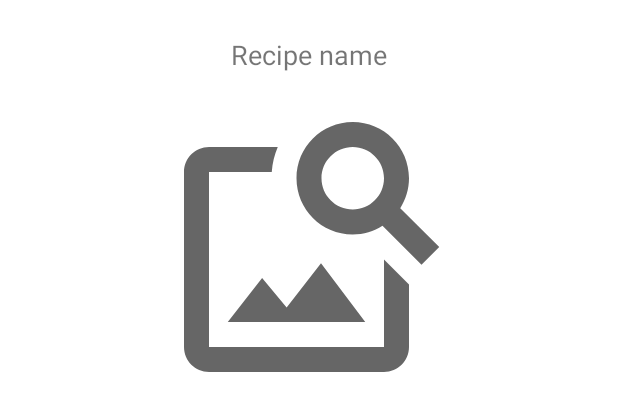
After one commit to DaubieMatthieu/PimpMyMeal, an Android app: the layout recipe_preview.xml on its own in the app's theme, with its tools: preview values and no code run, on a phone screen of 412 x 824 dp. The commit adds this screen. Shown: the top 411 px of the screen. Run offline under Robolectric (Android 15) with nearby library versions, the phone set to English and light mode, and no system bars.

Commit message:
Add recipe preview and RecipesAdapter

```diff
--- /dev/null
+++ b/app/src/main/java/com/example/pimpmymeal/ui/RecipesAdapter.java
@@ -0,0 +1,35 @@
+package com.example.pimpmymeal.ui;
+
+import android.content.Context;
+import android.view.LayoutInflater;
+import android.view.View;
+import android.view.ViewGroup;
+import android.widget.ArrayAdapter;
+import android.widget.FrameLayout;
+import android.widget.ImageView;
+import android.widget.TextView;
+
+import com.example.pimpmymeal.R;
+import com.example.pimpmymeal.model.Recipe;
+import com.example.pimpmymeal.services.Utilities;
+
+import java.util.List;
+
+public class RecipesAdapter extends ArrayAdapter<Recipe> {
+
+    public RecipesAdapter(Context context, List<Recipe> recipes) {
+        super(context, 0, recipes);
+    }
+
+    @Override
+    public View getView(int position, View convertView, ViewGroup parent) {
+        Recipe recipe = getItem(position);
+        if (convertView == null) convertView = LayoutInflater.from(getContext())
+                .inflate(R.layout.recipe_preview, parent, false);
+        TextView recipeName = convertView.findViewById(R.id.recipe_name);
+        recipeName.setText(recipe.name);
+        ImageView recipeImage = convertView.findViewById(R.id.recipe_image);
+        Utilities.displayRecipeImage(recipeImage, recipe);
+        return convertView;
+    }
+}
--- /dev/null
+++ b/app/src/main/res/drawable/ic_baseline_image_search_24.xml
@@ -0,0 +1,10 @@
+<vector xmlns:android="http://schemas.android.com/apk/res/android"
+    android:width="200dp"
+    android:height="200dp"
+    android:tint="?attr/colorControlNormal"
+    android:viewportWidth="24"
+    android:viewportHeight="24">
+    <path
+        android:fillColor="@android:color/white"
+        android:pathData="M18,13v7L4,20L4,6h5.02c0.05,-0.71 0.22,-1.38 0.48,-2L4,4c-1.1,0 -2,0.9 -2,2v14c0,1.1 0.9,2 2,2h14c1.1,0 2,-0.9 2,-2v-5l-2,-2zM16.5,18h-11l2.75,-3.53 1.96,2.36 2.75,-3.54zM19.3,8.89c0.44,-0.7 0.7,-1.51 0.7,-2.39C20,4.01 17.99,2 15.5,2S11,4.01 11,6.5s2.01,4.5 4.49,4.5c0.88,0 1.7,-0.26 2.39,-0.7L21,13.42 22.42,12 19.3,8.89zM15.5,9C14.12,9 13,7.88 13,6.5S14.12,4 15.5,4 18,5.12 18,6.5 16.88,9 15.5,9z" />
+</vector>
--- /dev/null
+++ b/app/src/main/res/drawable/recipe_preview_shape.xml
@@ -0,0 +1,9 @@
+<?xml version="1.0" encoding="utf-8"?>
+<shape xmlns:android="http://schemas.android.com/apk/res/android">
+    <corners
+        android:bottomLeftRadius="5dp"
+        android:bottomRightRadius="5dp"
+        android:topLeftRadius="15dp"
+        android:topRightRadius="15dp" />
+    <solid android:color="@color/white" />
+</shape>
--- /dev/null
+++ b/app/src/main/res/layout/recipe_preview.xml
@@ -0,0 +1,43 @@
+<FrameLayout xmlns:android="http://schemas.android.com/apk/res/android"
+    android:layout_width="match_parent"
+    android:layout_height="match_parent"
+    android:padding="8dip">
+
+    <!--Constraint Layout is used to make the image squared (layout_constraintDimensionRatio)-->
+    <androidx.constraintlayout.widget.ConstraintLayout xmlns:app="http://schemas.android.com/apk/res-auto"
+        xmlns:tools="http://schemas.android.com/tools"
+        android:layout_width="match_parent"
+        android:layout_height="match_parent"
+        android:background="@drawable/recipe_preview_shape"
+        android:orientation="vertical"
+        android:padding="5dip"
+        tools:ignore="UseCompoundDrawables">
+
+        <TextView
+            android:id="@+id/recipe_name"
+            android:layout_width="match_parent"
+            android:layout_height="wrap_content"
+            android:gravity="center"
+            android:lines="2"
+            android:maxLines="1"
+            android:text="@string/recipe_name_description"
+            android:textAlignment="center"
+            android:textSize="@dimen/size_section_title"
+            app:layout_constraintTop_toTopOf="parent" />
+
+        <ImageView
+            android:id="@+id/recipe_image"
+            android:layout_width="wrap_content"
+            android:layout_height="0dp"
+            android:layout_margin="5dip"
+            android:contentDescription="@string/recipe_image_description"
+            android:scaleType="fitXY"
+            android:src="@drawable/ic_baseline_image_search_24"
+            app:layout_constraintDimensionRatio="1:1"
+            app:layout_constraintLeft_toLeftOf="parent"
+            app:layout_constraintRight_toRightOf="parent"
+            app:layout_constraintTop_toBottomOf="@+id/recipe_name" />
+
+    </androidx.constraintlayout.widget.ConstraintLayout>
+
+</FrameLayout>
--- /dev/null
+++ b/app/src/main/res/values/dimen.xml
@@ -0,0 +1,13 @@
+<?xml version="1.0" encoding="utf-8"?>
+<resources>
+    <!-- TextViews -->
+    <dimen name="size_activity_title">35sp</dimen>
+    <dimen name="padding_activity_title">15dip</dimen>
+    <dimen name="size_section_title">18sp</dimen>
+    <dimen name="padding_section_title">10dip</dimen>
+    <dimen name="size_paragraph">5sp</dimen>
+    <dimen name="padding_paragraph">2dip</dimen>
+    <!-- Images -->
+    <dimen name="size_image_height">200dip</dimen>
+    <dimen name="size_image_width">@dimen/size_image_height</dimen>
+</resources>
--- a/app/src/main/res/values/strings.xml
+++ b/app/src/main/res/values/strings.xml
@@ -2,4 +2,6 @@
     <string name="app_name">Pimp My Meal</string>
     <string name="app_title">Pimp My Meal</string>
     <string name="current_api_key">Current API key</string>
+    <string name="recipe_name_description">Recipe name</string>
+    <string name="recipe_image_description">Recipe Image</string>
 </resources>
```
